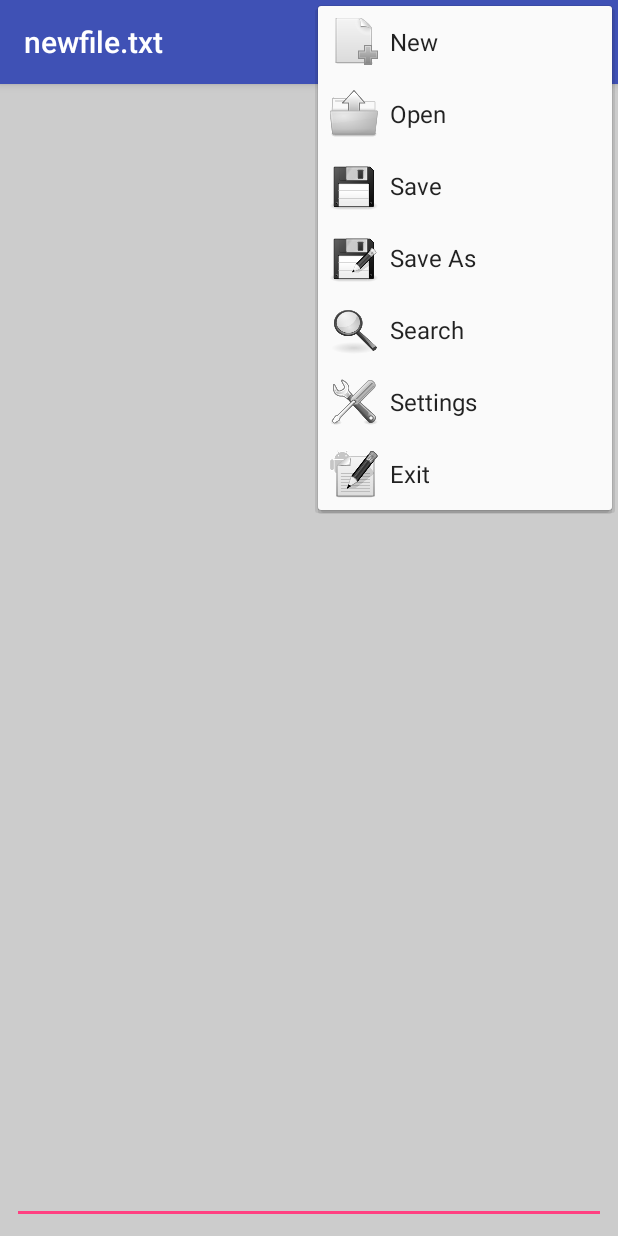
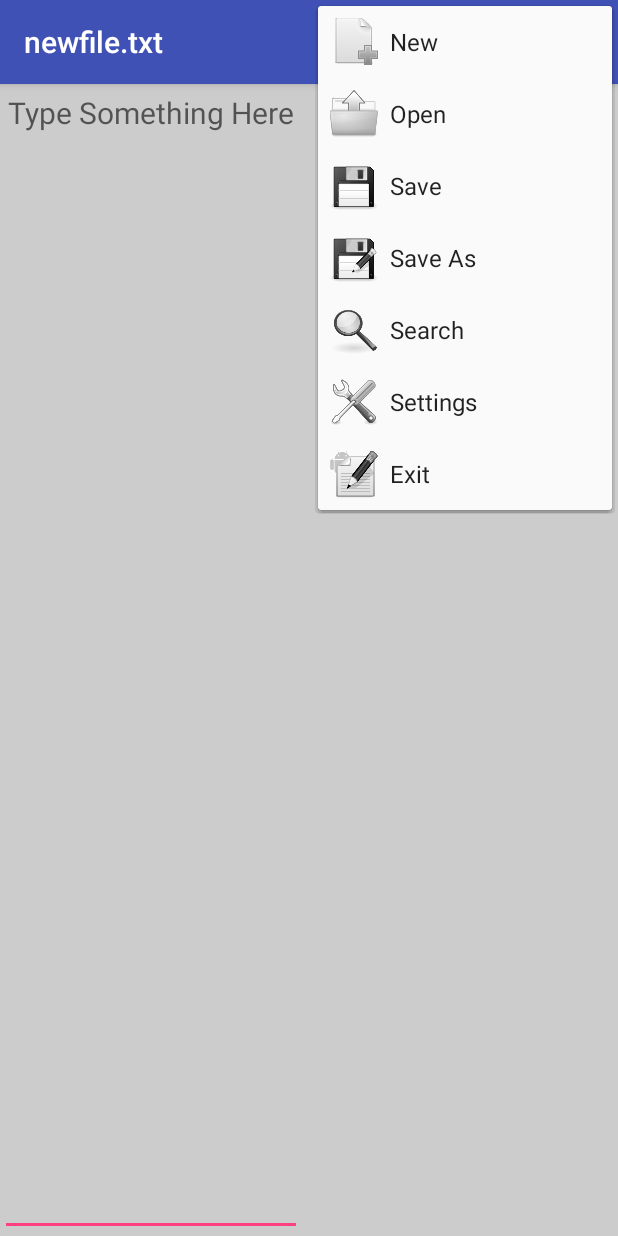
Before and after one commit to maxistar/TextPad, an Android app: the screen it shows after launch (EditorActivity), with the options menu open, on a phone screen of 412 x 824 dp. Run offline under Robolectric (Android 15) with nearby library versions, the phone set to English and light mode, and no system bars.

Commit message:
#3 fix scroling

```diff
--- a/app/src/main/res/layout/main.xml
+++ b/app/src/main/res/layout/main.xml
@@ -2,33 +2,21 @@
 
 <ScrollView
 	xmlns:android="http://schemas.android.com/apk/res/android"
-	xmlns:tools="http://schemas.android.com/tools"
 	android:id="@+id/vscroll"
 	android:layout_width="match_parent"
 	android:layout_height="match_parent"
 	android:fillViewport="true">
 
-	<HorizontalScrollView
-		android:id="@+id/hscroll"
-		android:layout_width="match_parent"
-		android:layout_height="wrap_content"
-		android:fillViewport="true"
-		android:layout_marginLeft="8dp"
-		android:layout_marginRight="8dp"
-		android:layout_marginBottom="8dp"
-		tools:ignore="LabelFor">
 	<EditText
 		android:id="@+id/editText1"
 		android:layout_width="wrap_content"
-		android:layout_height="fill_parent"
+		android:layout_height="wrap_content"
 		android:padding="5dip"
-		android:hint=""
+		android:hint="@string/Type_Something_Here"
 		android:fadingEdge="none"
 		android:scrollbars="none"
 		android:gravity="top"
 		android:autofillHints=""
 		android:inputType="text|textAutoComplete|textAutoCorrect"
 		/>
-
-		</HorizontalScrollView>
 </ScrollView>
--- a/app/src/main/res/values/strings.xml
+++ b/app/src/main/res/values/strings.xml
@@ -67,4 +67,5 @@
 	<string name="File_already_exists">File already exists</string>
 	<string name="Existing_file_will_be_overwritten">Existing file will be overwritten, are you sure to proceed?</string>
 	<string name="Exit">Exit</string>
+	<string name="Type_Something_Here">Type Something Here</string>
 </resources>
--- a/build.gradle
+++ b/build.gradle
@@ -5,7 +5,7 @@ buildscript {
         jcenter()
     }
     dependencies {
-        classpath 'com.android.tools.build:gradle:4.0.2'
+        classpath 'com.android.tools.build:gradle:4.1.1'
     }
 }
 
```
Also changed, not shown: gradle/wrapper/gradle-wrapper.properties, 7 other files.
